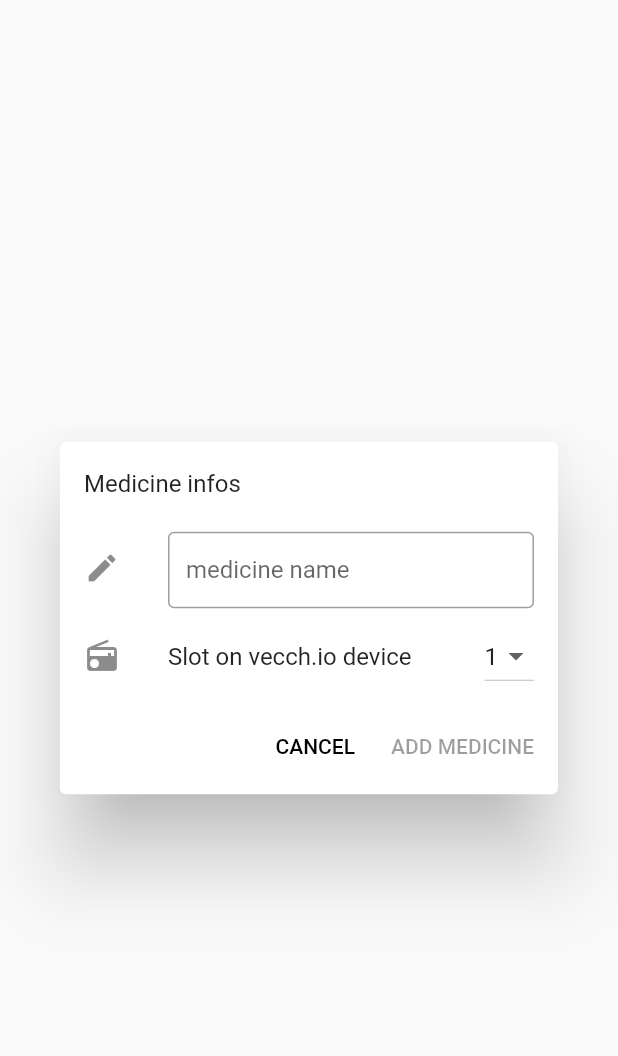
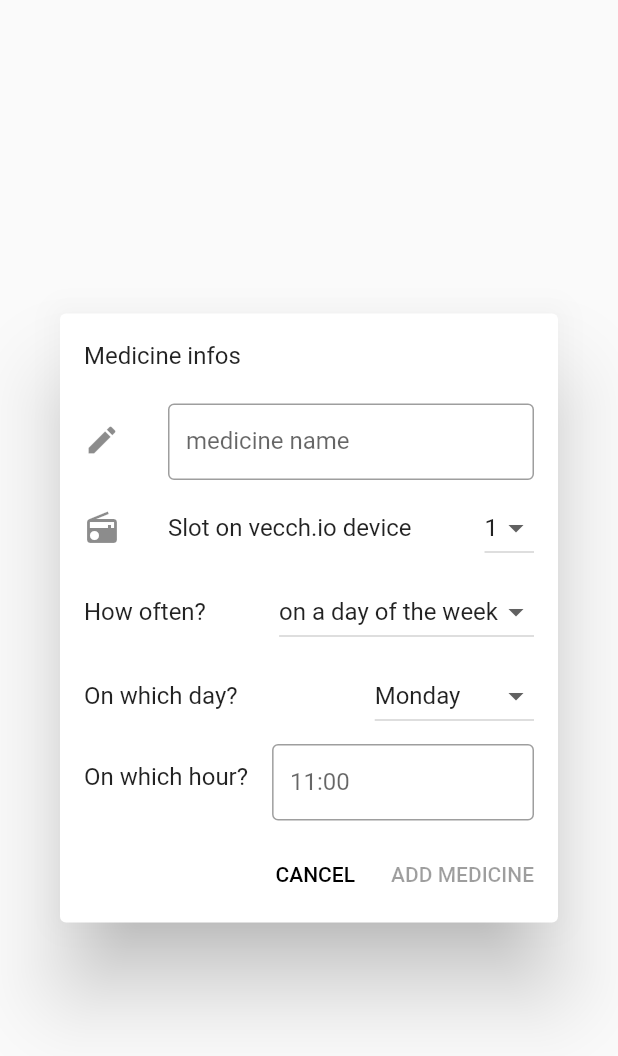
Before and after one commit to rom42pla/vecch.io, a Flutter app: the AddMedicineDialog widget shown alone on an empty page, opened directly, on a phone screen of 412 x 824 dp. Shown: the top 1056 px of the screen. Run offline on Flutter 3.47's test engine with Material 2 defaults, Android fonts, the phone set to English and light mode, and no system bars; our stand-ins replace cloud_firestore, flutter_local_notifications, sembast; missing offline and left inert: requests; accounts and stored records are empty.

Commit message:
Schedule medicine

```diff
--- a/lib/pages/medicines.dart
+++ b/lib/pages/medicines.dart
@@ -46,6 +46,9 @@ class _MedicinesPageState extends State<MedicinesPage> {
                       DateTime.parse(_medicines[_name]["registration_date"]);
                   int _containerSlot = _medicines[_name]["container_slot"];
                   List _alarms = _medicines[_name]["alarms"];
+                  String _schedule = _medicines[_name]["schedule"];
+                  String _scheduleDay = _medicines[_name]["scheduleDay"];
+                  String _scheduleHour = _medicines[_name]["scheduleHour"];
 
                   /// widget definition
                   _medicinesWidgets.add(Card(
@@ -72,6 +75,18 @@ class _MedicinesPageState extends State<MedicinesPage> {
                           leading: Icon(Icons.radio),
                           title: Text('Slot on vecch.io device'),
                           trailing: Text(_containerSlot.toString())),
+                      ListTile(
+                          leading: Icon(Icons.access_time),
+                          title: Text('Scheduled medicines'),
+                          trailing: Text(_schedule.toString())),
+                      ListTile(
+                          leading: Icon(Icons.access_time),
+                          title: Text('Scheduled Day'),
+                          trailing: Text(_scheduleDay.toString())),
+                      ListTile(
+                          leading: Icon(Icons.access_time),
+                          title: Text('Scheduled Hour'),
+                          trailing: Text(_scheduleHour.toString())),
                       ListTile(
                         leading: Icon(Icons.alarm),
                         title: Text('Alarms'),
@@ -177,6 +192,10 @@ class AddMedicineDialog extends StatefulWidget {
 class _AddMedicineDialogState extends State<AddMedicineDialog> {
   String _medicineName = "";
   int _slot = 1;
+  String _schedule = 'on a day of the week';
+  String _scheduleDay = 'Monday';
+  String _scheduleHour = "11:00";
+
 
   Widget build(BuildContext context) {
     return Dialog(
@@ -223,6 +242,59 @@ class _AddMedicineDialogState extends State<AddMedicineDialog> {
               },
             ),
           ),
+          ListTile(
+            //leading: Icon(Icons.radio),
+            title: Text("How often?"),
+            trailing: DropdownButton<String>(
+              value: _schedule,
+              items: <String>['on a day of the week', 'twice a week'].map((String value) {
+                return DropdownMenuItem<String>(
+                  value: value,
+                  child: Text(value),
+                );
+              }).toList(),
+              onChanged: (_newSchedule) {
+                setState(() {
+                  _schedule = _newSchedule;
+                });
+              },
+            ),
+          ),
+          ListTile(
+            //leading: Icon(Icons.radio),
+            title: Text("On which day?"),
+            trailing: DropdownButton<String>(
+              value: _scheduleDay,
+              items: <String>['Monday', 'Thusday', 'Wednesday', 'Thursday', 'Friday', 'Saturday', 'Sunday'].map((String value) {
+                return DropdownMenuItem<String>(
+                  value: value,
+                  child: Text(value),
+                );
+              }).toList(),
+              onChanged: (_newScheduleDay) {
+                setState(() {
+                  _scheduleDay = _newScheduleDay;
+                });
+              },
+            ),
+          ),
+          ListTile(
+            title: TextFormField(
+              textCapitalization: TextCapitalization.sentences,
+              decoration: InputDecoration(
+                isDense: true,
+                border: OutlineInputBorder(),
+                labelText: _scheduleHour,
+              ),
+              autocorrect: false,
+              onChanged: (_newscheduleHour) {
+                setState(() {
+                  _scheduleHour = _newscheduleHour;
+                });
+              },
+            ),
+            leading: Text("On which hour?", style: TextStyle(fontSize: 16.0)),
+          ),
           ButtonBar(children: <Widget>[
             FlatButton(
               child: Text("CANCEL"),
@@ -235,7 +307,7 @@ class _AddMedicineDialogState extends State<AddMedicineDialog> {
                 onPressed: (_medicineName != "")
                     ? () async {
                         await DatabaseProvider().addMedicine(
-                            medicineName: _medicineName, slot: _slot);
+                            medicineName: _medicineName, slot: _slot, schedule: _schedule, scheduleDay: _scheduleDay, scheduleHour: _scheduleHour);
                         Navigator.pop(context);
                       }
                     : null),
```
Also changed, not shown: lib/providers/database.dart (+9 -3 lines).
